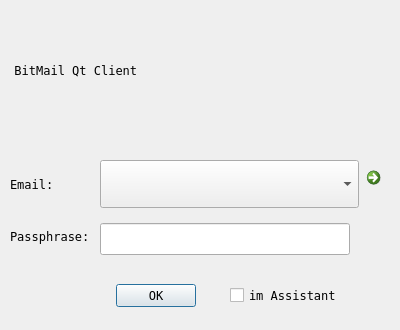
First picture: the form in qt/logindialog.ui, repository bitbaba/bitmail, before the edit.
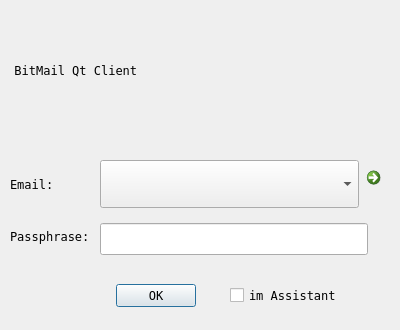
Second picture: the form after the edit.

```diff
--- a/qt/logindialog.ui
+++ b/qt/logindialog.ui
@@ -143,13 +143,13 @@
       </property>
       <property name="minimumSize">
        <size>
-        <width>250</width>
+        <width>268</width>
         <height>32</height>
        </size>
       </property>
       <property name="maximumSize">
        <size>
-        <width>250</width>
+        <width>268</width>
         <height>32</height>
        </size>
       </property>
```
Left out of the diff: 2 changed lines with no effect on the pictures.
